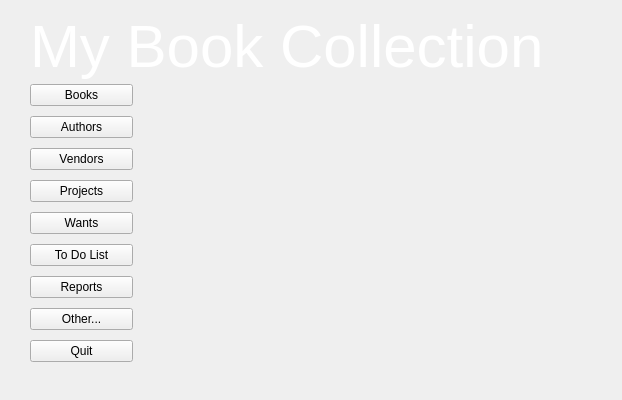
First picture: the form in Collection/Tools/designer/ui_mainWindow.ui, repository JimFowler/books, before the edit.
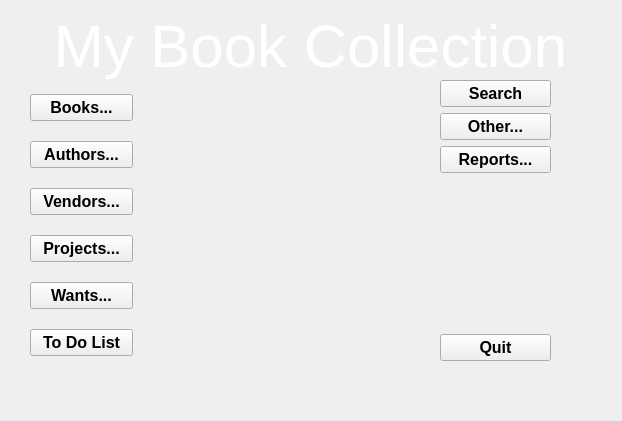
Second picture: the form after the edit. Icons and pictures are not drawn.

Commit message:
Added View menu and new column of buttons with Search button
 Changes to be committed:
	modified:   Collection/ChangeLog
	modified:   Collection/Tools/designer/ui_mainWindow.ui
	modified:   Collection/Tools/mainWindow.py
	modified:   Collection/Tools/menus.py

What changed in the file:
```diff
--- a/Collection/Tools/designer/ui_mainWindow.ui
+++ b/Collection/Tools/designer/ui_mainWindow.ui
@@ -7,9 +7,14 @@
     <x>0</x>
     <y>0</y>
     <width>622</width>
-    <height>400</height>
+    <height>421</height>
    </rect>
   </property>
+  <property name="font">
+   <font>
+    <pointsize>12</pointsize>
+   </font>
+  </property>
   <property name="windowTitle">
    <string>MainWindow</string>
   </property>
@@ -21,6 +26,9 @@
 }
 #Title_Label {
 color: white;
+}
+QButton {
+background-color: grey;
 }</string>
   </property>
   <widget class="QWidget" name="centralwidget">
@@ -30,7 +38,7 @@
       <x>30</x>
       <y>80</y>
       <width>103</width>
-      <height>293</height>
+      <height>291</height>
      </rect>
     </property>
     <layout class="QVBoxLayout" name="verticalLayout">
@@ -43,81 +51,117 @@
          <disabled/>
         </palette>
        </property>
+       <property name="font">
+        <font>
+         <pointsize>12</pointsize>
+         <weight>75</weight>
+         <bold>true</bold>
+        </font>
+       </property>
+       <property name="toolTip">
+        <string extracomment="Open Book selection dialog"/>
+       </property>
+       <property name="autoFillBackground">
+        <bool>false</bool>
+       </property>
        <property name="text">
-        <string>Books</string>
+        <string>Books...</string>
        </property>
       </widget>
      </item>
      <item>
       <widget class="QPushButton" name="Author_Button">
+       <property name="font">
+        <font>
+         <pointsize>12</pointsize>
+         <weight>75</weight>
+         <bold>true</bold>
+        </font>
+       </property>
+       <property name="toolTip">
+        <string extracomment="Open Author selectioni dialog"/>
+       </property>
        <property name="text">
-        <string>Authors</string>
+        <string>Authors...</string>
        </property>
       </widget>
      </item>
      <item>
       <widget class="QPushButton" name="Vendors_Button">
+       <property name="font">
+        <font>
+         <pointsize>12</pointsize>
+         <weight>75</weight>
+         <bold>true</bold>
+        </font>
+       </property>
+       <property name="toolTip">
+        <string extracomment="Open Vendor/Pupblisher selection  dialog"/>
+       </property>
        <property name="text">
-        <string>Vendors</string>
+        <string>Vendors...</string>
        </property>
       </widget>
      </item>
      <item>
       <widget class="QPushButton" name="Projects_Button">
+       <property name="font">
+        <font>
+         <pointsize>12</pointsize>
+         <weight>75</weight>
+         <bold>true</bold>
+        </font>
+       </property>
+       <property name="toolTip">
+        <string extracomment="Open Projects selection dialog"/>
+       </property>
        <property name="text">
-        <string>Projects</string>
+        <string>Projects...</string>
        </property>
       </widget>
      </item>
      <item>
       <widget class="QPushButton" name="Want_Button">
+       <property name="font">
+        <font>
+         <pointsize>12</pointsize>
+         <weight>75</weight>
+         <bold>true</bold>
+        </font>
+       </property>
+       <property name="toolTip">
+        <string extracomment="Open Wants list selection dialog"/>
+       </property>
        <property name="text">
-        <string>Wants</string>
+        <string>Wants...</string>
        </property>
       </widget>
      </item>
      <item>
       <widget class="QPushButton" name="ToDo_Button">
+       <property name="font">
+        <font>
+         <pointsize>12</pointsize>
+         <weight>75</weight>
+         <bold>true</bold>
+        </font>
+       </property>
+       <property name="toolTip">
+        <string extracomment="Open the Task List selection dialog"/>
+       </property>
        <property name="text">
         <string>To Do List</string>
        </property>
       </widget>
      </item>
-     <item>
-      <widget class="QPushButton" name="Report_Button">
-       <property name="text">
-        <string>Reports</string>
-       </property>
-      </widget>
-     </item>
-     <item>
-      <widget class="QPushButton" name="Other_Button">
-       <property name="text">
-        <string>Other...</string>
-       </property>
-      </widget>
-     </item>
-     <item>
-      <widget class="QPushButton" name="quitButton">
-       <property name="sizePolicy">
-        <sizepolicy hsizetype="Preferred" vsizetype="Fixed">
-         <horstretch>0</horstretch>
-         <verstretch>0</verstretch>
-        </sizepolicy>
-       </property>
-       <property name="text">
-        <string>Quit</string>
-       </property>
-      </widget>
-     </item>
     </layout>
    </widget>
    <widget class="QLabel" name="Title_Label">
     <property name="geometry">
      <rect>
-      <x>30</x>
+      <x>0</x>
       <y>0</y>
-      <width>551</width>
+      <width>621</width>
       <height>91</height>
      </rect>
     </property>
@@ -220,6 +264,105 @@
     <property name="text">
      <string>My Book Collection</string>
     </property>
+    <property name="alignment">
+     <set>Qt::AlignCenter</set>
+    </property>
+   </widget>
+   <widget class="QWidget" name="verticalLayoutWidget">
+    <property name="geometry">
+     <rect>
+      <x>440</x>
+      <y>80</y>
+      <width>111</width>
+      <height>281</height>
+     </rect>
+    </property>
+    <layout class="QVBoxLayout" name="right_VerticalLayout">
+     <item>
+      <widget class="QPushButton" name="search_Button">
+       <property name="font">
+        <font>
+         <pointsize>12</pointsize>
+         <weight>75</weight>
+         <bold>true</bold>
+        </font>
+       </property>
+       <property name="text">
+        <string>Search</string>
+       </property>
+      </widget>
+     </item>
+     <item>
+      <widget class="QPushButton" name="Other_Button">
+       <property name="font">
+        <font>
+         <pointsize>12</pointsize>
+         <weight>75</weight>
+         <bold>true</bold>
+        </font>
+       </property>
+       <property name="toolTip">
+        <string extracomment="Open a dialog to do something else"/>
+       </property>
+       <property name="text">
+        <string>Other...</string>
+       </property>
+      </widget>
+     </item>
+     <item>
+      <widget class="QPushButton" name="Report_Button">
+       <property name="font">
+        <font>
+         <pointsize>12</pointsize>
+         <weight>75</weight>
+         <bold>true</bold>
+        </font>
+       </property>
+       <property name="toolTip">
+        <string extracomment="Open the Reports selection dialog"/>
+       </property>
+       <property name="text">
+        <string>Reports...</string>
+       </property>
+      </widget>
+     </item>
+     <item>
+      <spacer name="verticalSpacer">
+       <property name="orientation">
+        <enum>Qt::Vertical</enum>
+       </property>
+       <property name="sizeHint" stdset="0">
+        <size>
+         <width>20</width>
+         <height>40</height>
+        </size>
+       </property>
+      </spacer>
+     </item>
+     <item>
+      <widget class="QPushButton" name="quit_Button">
+       <property name="sizePolicy">
+        <sizepolicy hsizetype="Preferred" vsizetype="Fixed">
+         <horstretch>0</horstretch>
+         <verstretch>0</verstretch>
+        </sizepolicy>
+       </property>
+       <property name="font">
+        <font>
+         <pointsize>12</pointsize>
+         <weight>75</weight>
+         <bold>true</bold>
+        </font>
+       </property>
+       <property name="toolTip">
+        <string extracomment="Close and quit the application"/>
+       </property>
+       <property name="text">
+        <string>Quit</string>
+       </property>
+      </widget>
+     </item>
+    </layout>
    </widget>
   </widget>
   <widget class="QMenuBar" name="menubar">
```
Left out of the diff: 4 changed lines with no effect on the pictures. The commit also changes 3 other files.
